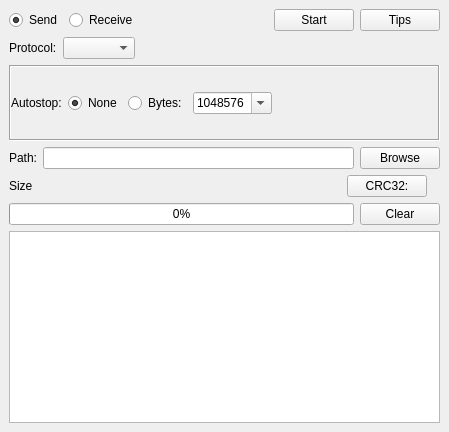
Qt form src/ui/filetab.ui (wh201906/SerialTest) before a commit.
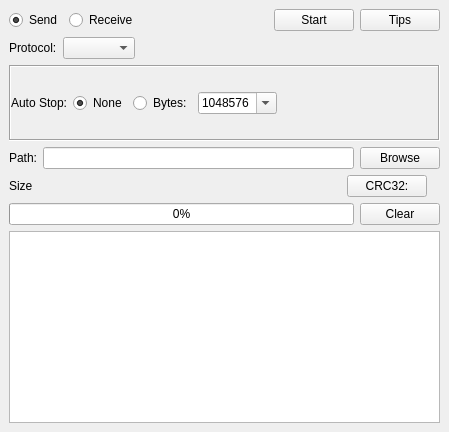
The same form after that commit. The open tabs and pages were chosen to show the change. Custom widgets are drawn as their Qt base class.

Commit message: Auto stop

The edit to the form file:
```diff
--- a/src/ui/filetab.ui
+++ b/src/ui/filetab.ui
@@ -396,7 +396,7 @@
              <item>
               <widget class="QLabel" name="label_6">
                <property name="text">
-                <string>Autostop:</string>
+                <string>Auto Stop:</string>
                </property>
               </widget>
              </item>
```
The commit also changes 5 other files.
